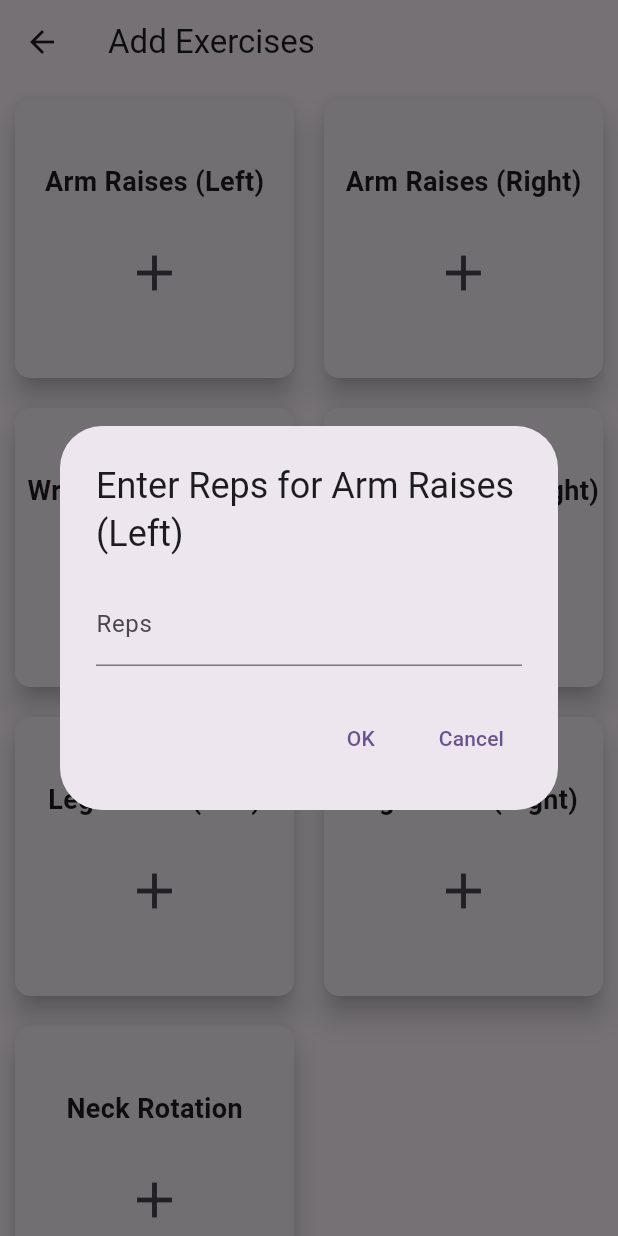
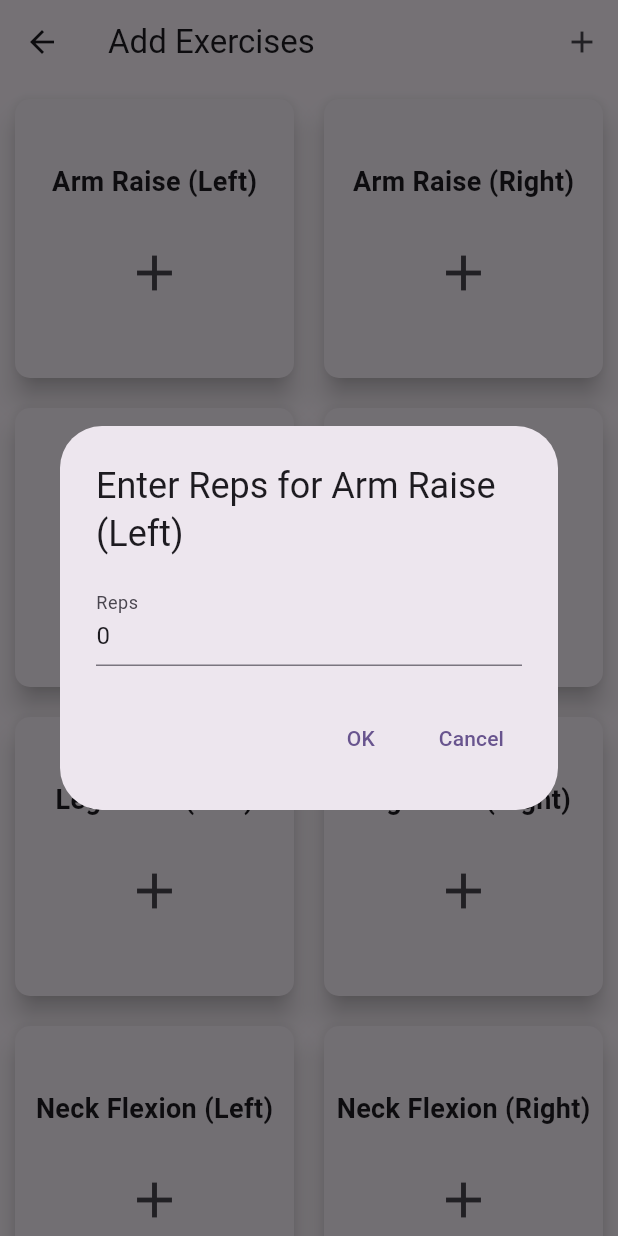
Before and after one commit to CSE396-Group10-2024/PAES-MOBILE-APPLICATION, a Flutter app: the AddExercisesPage screen opened directly, after a tap on the "add" icon, on a phone screen of 412 x 824 dp. Run offline on Flutter 3.47's test engine with Material 3 defaults, Android fonts, the phone set to English and light mode, and no system bars; missing offline and left inert: mongo_dart.

Commit message:
ui changes

```diff
--- a/lib/addExercise_page.dart
+++ b/lib/addExercise_page.dart
@@ -1,4 +1,5 @@
 import 'package:flutter/material.dart';
+import 'package:flutter/services.dart';
 
 class AddExercisesPage extends StatefulWidget {
   const AddExercisesPage({super.key});
@@ -8,24 +9,33 @@ class AddExercisesPage extends StatefulWidget {
 }
 
 class _AddExercisesPageState extends State<AddExercisesPage> {
+  final Map<String, int> _exerciseReps = {};
+
   @override
   Widget build(BuildContext context) {
     return Scaffold(
       appBar: AppBar(
         title: const Text('Add Exercises'),
+        actions: <Widget>[
+          IconButton(
+            icon: const Icon(Icons.add),
+            onPressed: () {
+              Navigator.of(context).pop();
+            },
+          ),
+        ],
       ),
       body: GridView.count(
         crossAxisCount: 2,
         children: [
-          _exerciseCard('Arm Raises (Left)'),
-          _exerciseCard('Arm Raises (Right)'),
-
-          _exerciseCard('Wrist Rotation (Left)'),
-          _exerciseCard('Wrist Rotation (Right)'),
-
-          _exerciseCard('Leg Raises (Left)'),
-          _exerciseCard('Leg Raises (Right)'),
-          _exerciseCard('Neck Rotation'),
+          _exerciseCard('Arm Raise (Left)'),
+          _exerciseCard('Arm Raise (Right)'),
+          _exerciseCard('Open Arms'),
+          _exerciseCard('Squat'),
+          _exerciseCard('Leg Raise (Left)'),
+          _exerciseCard('Leg Raise (Right)'),
+          _exerciseCard('Neck Flexion (Left)'),
+          _exerciseCard('Neck Flexion (Right)'),
         ],
       ),
     );
@@ -38,6 +48,10 @@ class _AddExercisesPageState extends State<AddExercisesPage> {
       shape: RoundedRectangleBorder(
         borderRadius: BorderRadius.circular(10),
       ),
+      child: InkWell(
+        onTap: () {
+          _showRepsDialog(context, exerciseName);
+        },
         child: Column(
           mainAxisAlignment: MainAxisAlignment.center,
           children: [
@@ -46,7 +60,12 @@ class _AddExercisesPageState extends State<AddExercisesPage> {
               style: const TextStyle(fontSize: 18, fontWeight: FontWeight.bold),
             ),
             const SizedBox(height: 20),
-          IconButton(
+            _exerciseReps.containsKey(exerciseName)
+                ? Text(
+                    '${_exerciseReps[exerciseName]} reps',
+                    style: const TextStyle(fontSize: 18, fontWeight: FontWeight.bold),
+                  )
+                : IconButton(
                     icon: const Icon(Icons.add),
                     onPressed: () {
                       _showRepsDialog(context, exerciseName);
@@ -55,11 +74,13 @@ class _AddExercisesPageState extends State<AddExercisesPage> {
                   ),
           ],
         ),
+      ),
     );
   }
 
   Future<void> _showRepsDialog(BuildContext context, String exerciseName) async {
-    int reps = 0;
+    int reps = _exerciseReps[exerciseName] ?? 0;
+    final TextEditingController controller = TextEditingController(text: reps.toString());
 
     return showDialog<void>(
       context: context,
@@ -71,10 +92,14 @@ class _AddExercisesPageState extends State<AddExercisesPage> {
             child: ListBody(
               children: <Widget>[
                 TextField(
+                  controller: controller,
                   keyboardType: TextInputType.number,
                   onChanged: (value) {
                     reps = int.tryParse(value) ?? 0;
                   },
+                  inputFormatters: [
+                    FilteringTextInputFormatter.digitsOnly,
+                  ],
                   decoration: const InputDecoration(
                     labelText: 'Reps',
                     hintText: 'Enter the number of reps',
@@ -87,8 +112,9 @@ class _AddExercisesPageState extends State<AddExercisesPage> {
             TextButton(
               child: const Text('OK'),
               onPressed: () {
-                // Here you can use the value of reps
-                print('Reps for $exerciseName: $reps');
+                setState(() {
+                  _exerciseReps[exerciseName] = reps;
+                });
                 Navigator.of(context).pop();
               },
             ),
```
Lines whose indentation alone changed are shown as unchanged.
